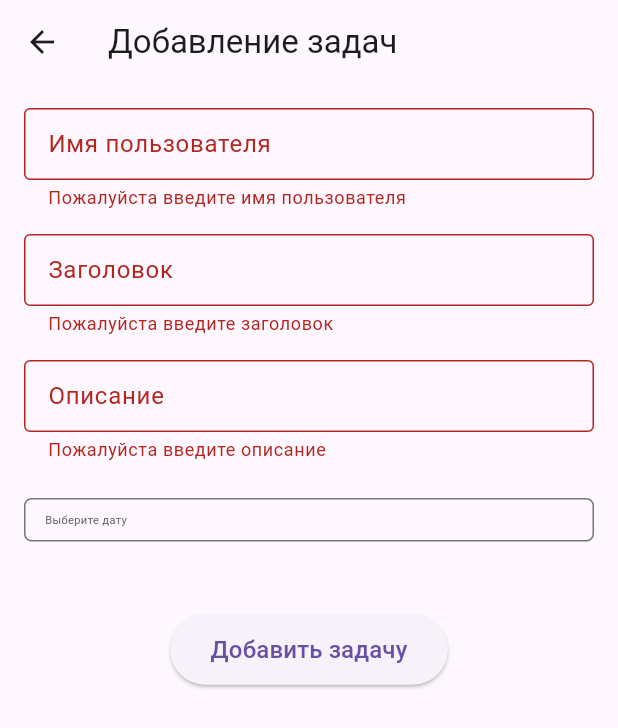
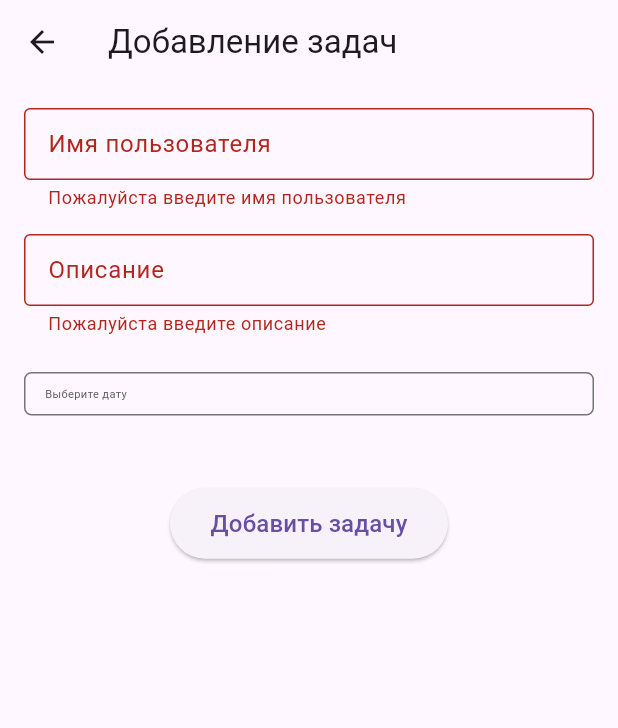
Before and after one commit to DaniilBidenko/todoProject, a Flutter app: the screen it shows after launch, after a tap on "+ Добавить задачу", on a phone screen of 412 x 824 dp. Shown: the top 728 px of the screen. Run offline on Flutter 3.47's test engine with Material 3 defaults, Android fonts, the phone set to English and light mode, and no system bars; our stand-ins replace equatable, flutter_bloc, shared_preferences.

Commit message:
Пытался сделать выпадающий список , пока не получилось

```diff
--- a/lib/bloc/todo_bloc.dart
+++ b/lib/bloc/todo_bloc.dart
@@ -1,9 +1,7 @@
 import 'package:flutter_bloc/flutter_bloc.dart';
 import 'package:to_do/bloc/todo_event.dart';
 import 'package:to_do/bloc/todo_state.dart';
-import 'package:to_do/data/model/todo.dart';
 import 'package:to_do/data/repository/todo_repository.dart';
-import 'package:to_do/screens/add_todo_screen.dart';
 
 class TodoBloc extends Bloc<TodoEvent, TodoState> { // создаем класс TodoBloc с расширениями TodoEvent и TodoState
    final TodoRepository repository; // Создаем нашу переменную с классом TodoRepository
--- a/lib/data/model/todo.dart
+++ b/lib/data/model/todo.dart
@@ -4,22 +4,24 @@ import 'package:uuid/uuid.dart';
 class Todo extends Equatable {
   final String name;
   final String id;
-  final String title;
+  // final String title;
   final String description;
   final DateTime createdAt;
   final bool isCompleted;
   final bool isEditing;
   final bool editAt;
+  // final List<dynamic> dropDown;
   // Делаем конструктор этого класса
   Todo({
     required this.name,
     String? id,
-    required this.title,
+    // required this.title,
     this.description = '',
     DateTime? createdAt,
     this.isCompleted = false,
     required this.isEditing,
-    bool? editAt
+    bool? editAt,
+    // required this.dropDown
   }) :
   id = id ?? const Uuid().v4(),// если у нас есть id то используем его а если нет то генерируем его
    createdAt = createdAt ?? DateTime.now(),
@@ -28,22 +30,23 @@ class Todo extends Equatable {
 
   Todo copyWith({
     String? name,
-    String? title,
+    // String? title,
     String? description,
     bool? isCompleted,
     bool? isEditing,
     bool? editAt,
-    DateTime? createdAt
+    DateTime? createdAt,
   }) {
     return Todo(
       name: name ?? this.name,
       id: id,
-      title: title ?? this.title,
+      // title: title ?? this.title,
       description: description ?? this.description,
       createdAt: createdAt ,
       isCompleted: isCompleted ?? this.isCompleted ,
       isEditing: isEditing ?? this.isEditing,
-      editAt: editAt ?? this.editAt
+      editAt: editAt ?? this.editAt,
+      // dropDown: dropDown ?? dropDown,
     );
   }
 // Закидываем все данные в Json
@@ -51,12 +54,13 @@ class Todo extends Equatable {
     return {
       'name': name,
       'id': id,
-      'title': title,
+      // 'title': title,
       'description': description,
       'createdAt': createdAt.toIso8601String(), // формат времени
       'isCompleted': isCompleted,
       'isEditing': isEditing,
-      'editAt': editAt
+      'editAt': editAt,
+      // 'dropDown': dropDown
     };
   }
   //Обращаемся к ним из Jsona
@@ -64,12 +68,13 @@ class Todo extends Equatable {
     return Todo(
       name: json['name'] as String,
       id: json['id'] as String,
-      title: json['title'] as String,
+      // title: json['title'] as String,
       description: json['description'] as String,
       createdAt: DateTime.parse(json['createdAt'] as String),
       isCompleted: json['isCompleted'] as bool,
       isEditing: json['isEditing'] as bool,
-      editAt: json['editAt'] as bool
+      editAt: json['editAt'] as bool,
+      // dropDown: json['dropDown'] as List
     );
   }
 
@@ -77,11 +82,12 @@ class Todo extends Equatable {
   List<Object?> get props => [
     name,
     id,
-    title,
+    // title,
     description,
     createdAt,
     isCompleted,
     isEditing,
-    editAt
+    editAt,
+    // dropDown
   ];
 }
--- a/lib/screens/add_todo_screen.dart
+++ b/lib/screens/add_todo_screen.dart
@@ -66,27 +66,24 @@ class _AddTodoScreenState extends State<AddTodoScreen> {
                   border: OutlineInputBorder()
                 ),
               ),
-              SizedBox(
-                height: 16,
-              ),
-              TextFormField(
-                autovalidateMode: AutovalidateMode.always,
-                validator: (value) {
-                  if (value == null || value.isEmpty) {
-                    return 'Пожалуйста введите заголовок';
-                  }
-                  return null;
-                },
-                onSaved: (value) => header = value,
-                 style: TextStyle(
-                  fontSize: myFontSize,
-                ),
-                controller: _titleController, // исользуем нашу переменную для сохранения заголовка
-                decoration: InputDecoration(
-                  labelText: 'Заголовок',
-                  border: OutlineInputBorder()
-                ),
-              ),
+              // TextFormField(
+              //   autovalidateMode: AutovalidateMode.always,
+              //   validator: (value) {
+              //     if (value == null || value.isEmpty) {
+              //       return 'Пожалуйста введите заголовок';
+              //     }
+              //     return null;
+              //   },
+              //   onSaved: (value) => header = value,
+              //    style: TextStyle(
+              //     fontSize: myFontSize,
+              //   ),
+              //   controller: _titleController, // исользуем нашу переменную для сохранения заголовка
+              //   decoration: InputDecoration(
+              //     labelText: 'Заголовок',
+              //     border: OutlineInputBorder()
+              //   ),
+              // ),
               SizedBox(
                 height: 16, // отступ между элементами
               ),
@@ -125,7 +122,7 @@ class _AddTodoScreenState extends State<AddTodoScreen> {
               child: GestureDetector(
                 onTap: () => _selectDate(context),
                 child: Text(
-                _dateTime == null ? 'Выберите дату' :  DateFormat('yyyy-MM-dd -kk:mm').format(_dateTime!),
+                _dateTime == null ? 'Выберите дату' :  DateFormat('yyyy-MM-dd').format(_dateTime!),
                 style: TextStyle(
                   color: Colors.grey.shade700,
                 fontSize: myFontSize,
@@ -169,10 +166,11 @@ class _AddTodoScreenState extends State<AddTodoScreen> {
        _formKey.currentState!.save();
       final newTodo = Todo(
        name: _nameController.text, // делаем обьект нашего класса Todo
-       title: _titleController.text, // преобразуем наши переменные в текст
+      //  title: _titleController.text, // преобразуем наши переменные в текст
        description: _descriptionController.text,
        createdAt: _dateTime,
-       isEditing: false
+       isEditing: false,
+      //  dropDown: ['Легкий', 'Средний' , 'Тяжелый']
        );
       context.read<TodoBloc>().add(AddTodo(newTodo)); // отправляем наше событие в блок
       Navigator.pop(context); // возвращение на предыдущий экран
--- a/lib/screens/homescreen.dart
+++ b/lib/screens/homescreen.dart
@@ -13,7 +13,7 @@ class Homescreen extends StatelessWidget{
   Widget build(BuildContext context) {
 
     return Scaffold(
-      backgroundColor: Colors.grey.shade300,
+      backgroundColor: Colors.white,
       appBar: AppBar(
         title: Title(
           color: Colors.white,
```
Also changed, not shown: lib/screens/edit_todo_screen.dart (+21 -21 lines), lib/widgets/new_todo_item.dart (+17 -12 lines), lib/bloc/todo_event.dart (line endings or trailing spaces).
